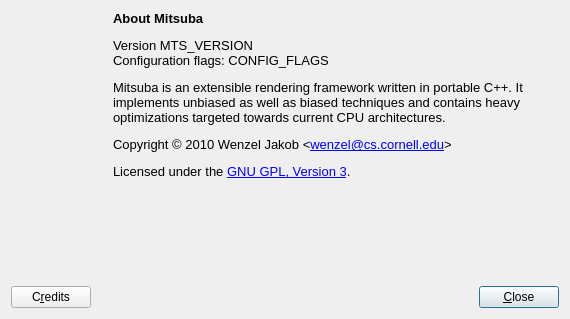
Old version of the form src/qtgui/aboutdlg.ui in the repository tomka/mitsuba-renderer.
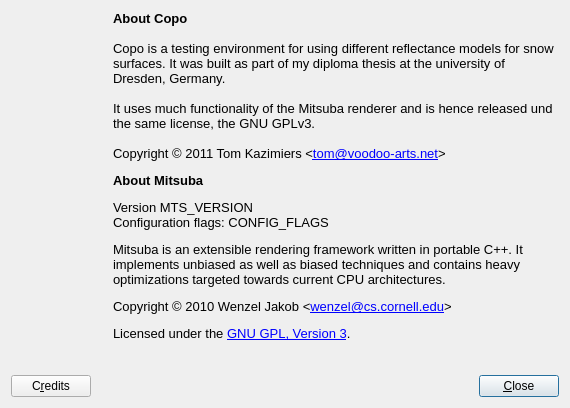
New version of the form. Icons and pictures are not drawn.

Commit message: Modify about dialog

The edit to the form file:
```diff
--- a/src/qtgui/aboutdlg.ui
+++ b/src/qtgui/aboutdlg.ui
@@ -7,7 +7,7 @@
     <x>0</x>
     <y>0</y>
     <width>570</width>
-    <height>319</height>
+    <height>408</height>
    </rect>
   </property>
   <property name="windowTitle">
@@ -77,12 +77,19 @@
       <string>&lt;!DOCTYPE HTML PUBLIC &quot;-//W3C//DTD HTML 4.0//EN&quot; &quot;http://www.w3.org/TR/REC-html40/strict.dtd&quot;&gt;
 &lt;html&gt;&lt;head&gt;&lt;meta name=&quot;qrichtext&quot; content=&quot;1&quot; /&gt;&lt;style type=&quot;text/css&quot;&gt;
 p, li { white-space: pre-wrap; }
-&lt;/style&gt;&lt;/head&gt;&lt;body style=&quot; font-size:10pt; font-weight:400; font-style:normal;&quot;&gt;
-&lt;p style=&quot; margin-top:12px; margin-bottom:12px; margin-left:0px; margin-right:0px; -qt-block-indent:0; text-indent:0px;&quot;&gt;&lt;span style=&quot; font-weight:600;&quot;&gt;About Mitsuba&lt;/span&gt;&lt;/p&gt;
-&lt;p style=&quot; margin-top:12px; margin-bottom:12px; margin-left:0px; margin-right:0px; -qt-block-indent:0; text-indent:0px;&quot;&gt;Version MTS_VERSION&lt;br /&gt;Configuration flags: &lt;span style=&quot; font-family:'Courier New,courier';&quot;&gt;CONFIG_FLAGS&lt;/span&gt;&lt;/p&gt;
-&lt;p style=&quot; margin-top:12px; margin-bottom:12px; margin-left:0px; margin-right:0px; -qt-block-indent:0; text-indent:0px;&quot;&gt;Mitsuba is an extensible rendering framework written in portable C++. It implements unbiased as well as biased techniques and contains heavy optimizations targeted towards current CPU architectures.&lt;/p&gt;
-&lt;p style=&quot; margin-top:12px; margin-bottom:12px; margin-left:0px; margin-right:0px; -qt-block-indent:0; text-indent:0px;&quot;&gt;Copyright © 2010 Wenzel Jakob &amp;lt;&lt;a href=&quot;mailto:wenzel@cs.cornell.edu&quot;&gt;&lt;span style=&quot; text-decoration: underline; color:#0000ff;&quot;&gt;wenzel@cs.cornell.edu&lt;/span&gt;&lt;/a&gt;&amp;gt;&lt;/p&gt;
-&lt;p style=&quot; margin-top:12px; margin-bottom:12px; margin-left:0px; margin-right:0px; -qt-block-indent:0; text-indent:0px;&quot;&gt;Licensed under the &lt;a href=&quot;http://www.gnu.org/licenses/gpl-3.0.html&quot;&gt;&lt;span style=&quot; text-decoration: underline; color:#0000ff;&quot;&gt;GNU GPL, Version 3&lt;/span&gt;&lt;/a&gt;.&lt;/p&gt;&lt;/body&gt;&lt;/html&gt;</string>
+&lt;/style&gt;&lt;/head&gt;&lt;body style=&quot; font-family:'Sans Serif'; font-size:9pt; font-weight:400; font-style:normal;&quot;&gt;
+&lt;p style=&quot; margin-top:0px; margin-bottom:0px; margin-left:0px; margin-right:0px; -qt-block-indent:0; text-indent:0px;&quot;&gt;&lt;span style=&quot; font-size:10pt; font-weight:600;&quot;&gt;About Copo&lt;/span&gt;&lt;/p&gt;
+&lt;p style=&quot;-qt-paragraph-type:empty; margin-top:0px; margin-bottom:0px; margin-left:0px; margin-right:0px; -qt-block-indent:0; text-indent:0px; font-size:10pt; font-weight:600;&quot;&gt;&lt;/p&gt;
+&lt;p style=&quot; margin-top:0px; margin-bottom:0px; margin-left:0px; margin-right:0px; -qt-block-indent:0; text-indent:0px;&quot;&gt;&lt;span style=&quot; font-size:10pt;&quot;&gt;Copo is a testing environment for using different reflectance models for snow surfaces. It was built as part of my diploma thesis at the university of Dresden, Germany.&lt;/span&gt;&lt;/p&gt;
+&lt;p style=&quot;-qt-paragraph-type:empty; margin-top:0px; margin-bottom:0px; margin-left:0px; margin-right:0px; -qt-block-indent:0; text-indent:0px; font-size:10pt;&quot;&gt;&lt;/p&gt;
+&lt;p style=&quot; margin-top:0px; margin-bottom:0px; margin-left:0px; margin-right:0px; -qt-block-indent:0; text-indent:0px;&quot;&gt;&lt;span style=&quot; font-size:10pt;&quot;&gt;It uses much functionality of the Mitsuba renderer and is hence released und the same license, the GNU GPLv3.&lt;/span&gt;&lt;/p&gt;
+&lt;p style=&quot;-qt-paragraph-type:empty; margin-top:0px; margin-bottom:0px; margin-left:0px; margin-right:0px; -qt-block-indent:0; text-indent:0px; font-size:10pt;&quot;&gt;&lt;/p&gt;
+&lt;p style=&quot; margin-top:0px; margin-bottom:0px; margin-left:0px; margin-right:0px; -qt-block-indent:0; text-indent:0px;&quot;&gt;&lt;span style=&quot; font-size:10pt;&quot;&gt;Copyright © 2011 Tom Kazimiers &amp;lt;&lt;/span&gt;&lt;span style=&quot; font-size:10pt; text-decoration: underline; color:#0000ff;&quot;&gt;tom@voodoo-arts.net&lt;/span&gt;&lt;span style=&quot; font-size:10pt;&quot;&gt;&amp;gt;&lt;/span&gt;&lt;/p&gt;
+&lt;p style=&quot; margin-top:12px; margin-bottom:12px; margin-left:0px; margin-right:0px; -qt-block-indent:0; text-indent:0px;&quot;&gt;&lt;span style=&quot; font-size:10pt; font-weight:600;&quot;&gt;About Mitsuba&lt;/span&gt;&lt;/p&gt;
+&lt;p style=&quot; margin-top:12px; margin-bottom:12px; margin-left:0px; margin-right:0px; -qt-block-indent:0; text-indent:0px;&quot;&gt;&lt;span style=&quot; font-size:10pt;&quot;&gt;Version MTS_VERSION&lt;br /&gt;Configuration flags: &lt;/span&gt;&lt;span style=&quot; font-family:'Courier New,courier'; font-size:10pt;&quot;&gt;CONFIG_FLAGS&lt;/span&gt;&lt;/p&gt;
+&lt;p style=&quot; margin-top:12px; margin-bottom:12px; margin-left:0px; margin-right:0px; -qt-block-indent:0; text-indent:0px;&quot;&gt;&lt;span style=&quot; font-size:10pt;&quot;&gt;Mitsuba is an extensible rendering framework written in portable C++. It implements unbiased as well as biased techniques and contains heavy optimizations targeted towards current CPU architectures.&lt;/span&gt;&lt;/p&gt;
+&lt;p style=&quot; margin-top:12px; margin-bottom:12px; margin-left:0px; margin-right:0px; -qt-block-indent:0; text-indent:0px;&quot;&gt;&lt;span style=&quot; font-size:10pt;&quot;&gt;Copyright © 2010 Wenzel Jakob &amp;lt;&lt;/span&gt;&lt;a href=&quot;mailto:wenzel@cs.cornell.edu&quot;&gt;&lt;span style=&quot; font-size:10pt; text-decoration: underline; color:#0000ff;&quot;&gt;wenzel@cs.cornell.edu&lt;/span&gt;&lt;/a&gt;&lt;span style=&quot; font-size:10pt;&quot;&gt;&amp;gt;&lt;/span&gt;&lt;/p&gt;
+&lt;p style=&quot; margin-top:12px; margin-bottom:12px; margin-left:0px; margin-right:0px; -qt-block-indent:0; text-indent:0px;&quot;&gt;&lt;span style=&quot; font-size:10pt;&quot;&gt;Licensed under the &lt;/span&gt;&lt;a href=&quot;http://www.gnu.org/licenses/gpl-3.0.html&quot;&gt;&lt;span style=&quot; font-size:10pt; text-decoration: underline; color:#0000ff;&quot;&gt;GNU GPL, Version 3&lt;/span&gt;&lt;/a&gt;&lt;span style=&quot; font-size:10pt;&quot;&gt;.&lt;/span&gt;&lt;/p&gt;&lt;/body&gt;&lt;/html&gt;</string>
      </property>
      <property name="textFormat">
       <enum>Qt::RichText</enum>
```
Left out of the diff: 2 changed lines with no effect on the pictures.
